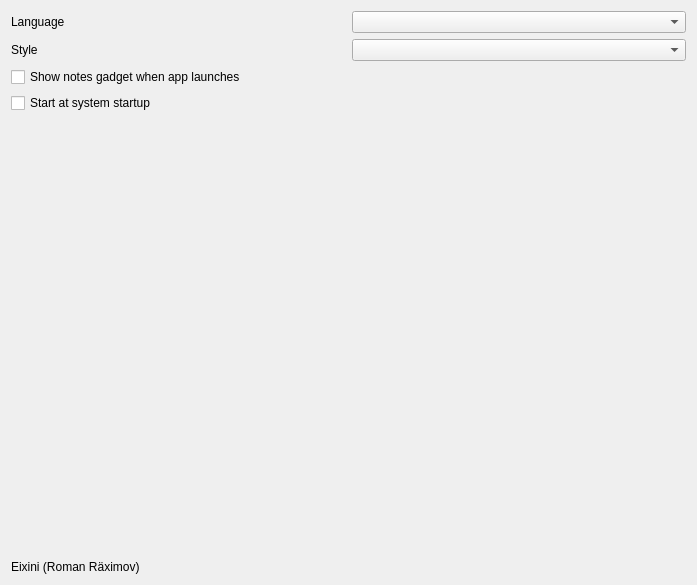
The window that Notessa/settings/ui/settings_widget.ui (Eixini/Notessa) describes before a commit, drawn with Qt 5.
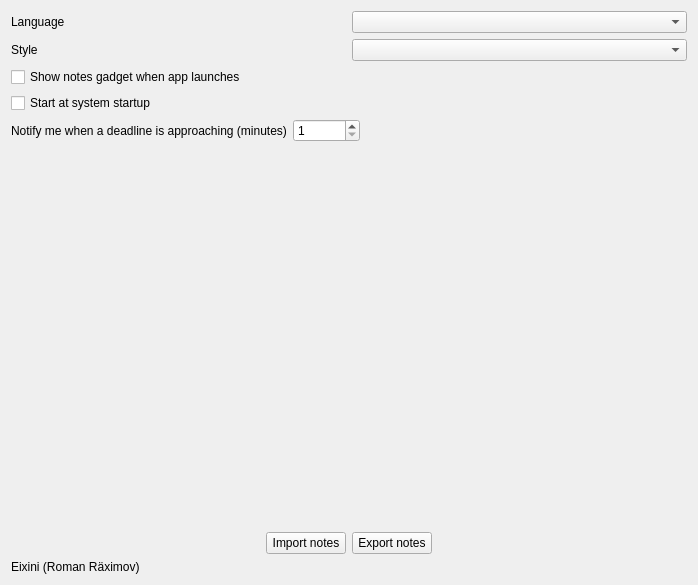
The same window after the commit.

```diff
--- a/Notessa/settings/ui/settings_widget.ui
+++ b/Notessa/settings/ui/settings_widget.ui
@@ -56,6 +56,43 @@
      </property>
     </widget>
    </item>
+   <item>
+    <layout class="QHBoxLayout" name="horizontalLayout_3">
+     <item>
+      <widget class="QLabel" name="deadline_time_label">
+       <property name="text">
+        <string>Notify me when a deadline is approaching (minutes)</string>
+       </property>
+      </widget>
+     </item>
+     <item>
+      <widget class="QSpinBox" name="deadline_time_spinbox">
+       <property name="suffix">
+        <string/>
+       </property>
+       <property name="minimum">
+        <number>1</number>
+       </property>
+       <property name="maximum">
+        <number>999999</number>
+       </property>
+      </widget>
+     </item>
+     <item>
+      <spacer name="horizontalSpacer">
+       <property name="orientation">
+        <enum>Qt::Horizontal</enum>
+       </property>
+       <property name="sizeHint" stdset="0">
+        <size>
+         <width>40</width>
+         <height>20</height>
+        </size>
+       </property>
+      </spacer>
+     </item>
+    </layout>
+   </item>
    <item>
     <spacer name="verticalSpacer">
      <property name="orientation">
@@ -63,12 +100,56 @@
      </property>
      <property name="sizeHint" stdset="0">
       <size>
-       <width>20</width>
-       <height>419</height>
+       <width>676</width>
+       <height>340</height>
       </size>
      </property>
     </spacer>
    </item>
+   <item>
+    <layout class="QHBoxLayout" name="horizontalLayout_4">
+     <item>
+      <spacer name="horizontalSpacer_2">
+       <property name="orientation">
+        <enum>Qt::Horizontal</enum>
+       </property>
+       <property name="sizeHint" stdset="0">
+        <size>
+         <width>40</width>
+         <height>20</height>
+        </size>
+       </property>
+      </spacer>
+     </item>
+     <item>
+      <widget class="QPushButton" name="import_notes_button">
+       <property name="text">
+        <string>Import notes</string>
+       </property>
+      </widget>
+     </item>
+     <item>
+      <widget class="QPushButton" name="export_notes_button">
+       <property name="text">
+        <string>Export notes</string>
+       </property>
+      </widget>
+     </item>
+     <item>
+      <spacer name="horizontalSpacer_3">
+       <property name="orientation">
+        <enum>Qt::Horizontal</enum>
+       </property>
+       <property name="sizeHint" stdset="0">
+        <size>
+         <width>40</width>
+         <height>20</height>
+        </size>
+       </property>
+      </spacer>
+     </item>
+    </layout>
+   </item>
    <item>
     <widget class="QLabel" name="label">
      <property name="text">
```
